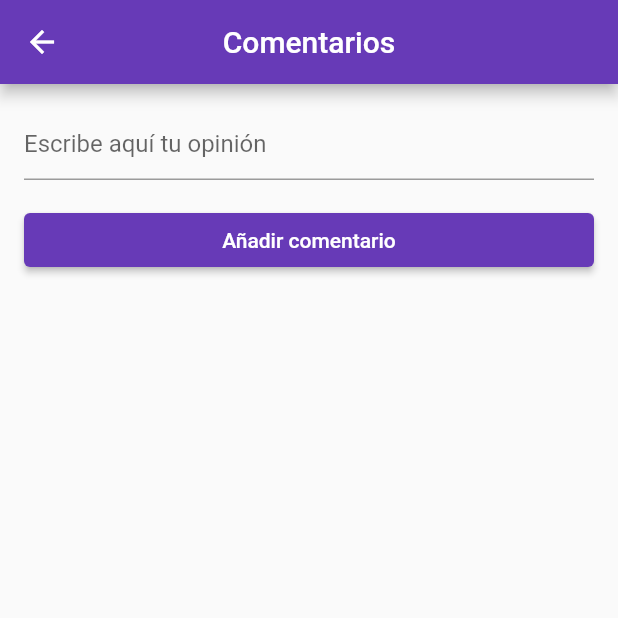
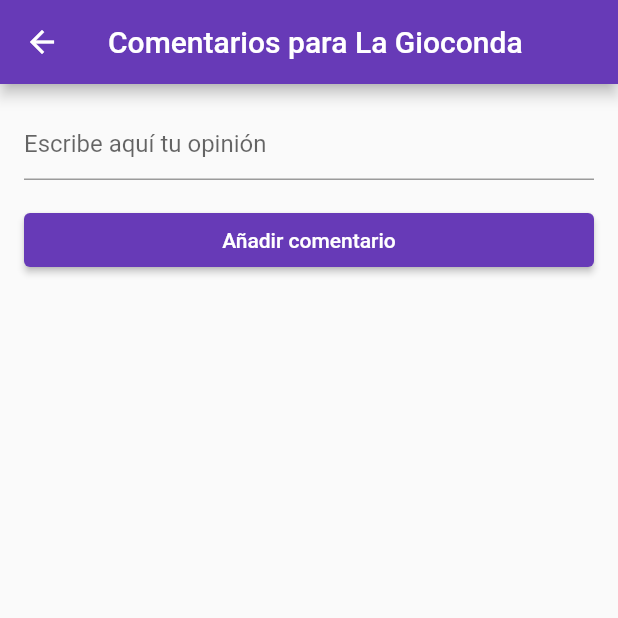
Before and after one commit to EmmanuelVega001/VermeerForum, a Flutter app: the CommentScreen screen opened directly, on a phone screen of 412 x 824 dp, the top half of it. Run offline on Flutter 3.47's test engine with Material 2 defaults, Android fonts, the phone set to English and light mode, and no system bars; our stand-ins replace audioplayers, shared_preferences; accounts and stored records are empty; network calls fail.

Commit message:
ultimos cambios pa

```diff
--- a/vermeer/lib/carga.dart
+++ b/vermeer/lib/carga.dart
@@ -9,7 +9,7 @@ class carga extends StatelessWidget {
   @override
   Widget build(BuildContext context) {
     Future.delayed(Duration(seconds: 5), (){
-    Navigator.pushReplacement(context, MaterialPageRoute(builder: (context) => login()),
+    Navigator.pushReplacement(context, MaterialPageRoute(builder: (context) => home()),
       );
     });
 
--- a/vermeer/lib/comentarios.dart
+++ b/vermeer/lib/comentarios.dart
@@ -115,7 +115,7 @@ class AppBarScreen extends StatelessWidget implements PreferredSizeWidget {
             );
         },
       ),
-      title: Text("Comentarios"),
+      title: Text("Comentarios para La Gioconda"),
       centerTitle: true,
     );
   }
--- a/vermeer/lib/comentarios1.dart
+++ b/vermeer/lib/comentarios1.dart
@@ -115,7 +115,7 @@ class AppBarScreen extends StatelessWidget implements PreferredSizeWidget {
             );
         },
       ),
-      title: Text("Comentarios"),
+      title: Text("Comentarios  para La Ultima Cena"),
       centerTitle: true,
     );
   }
--- a/vermeer/lib/comentarios2.dart
+++ b/vermeer/lib/comentarios2.dart
@@ -115,7 +115,7 @@ class AppBarScreen extends StatelessWidget implements PreferredSizeWidget {
             );
         },
       ),
-      title: Text("Comentarios"),
+      title: Text("Comentarios para La Noche Estrellada"),
       centerTitle: true,
     );
   }
```
Also changed, not shown: vermeer/lib/home.dart (+22 -23 lines).
